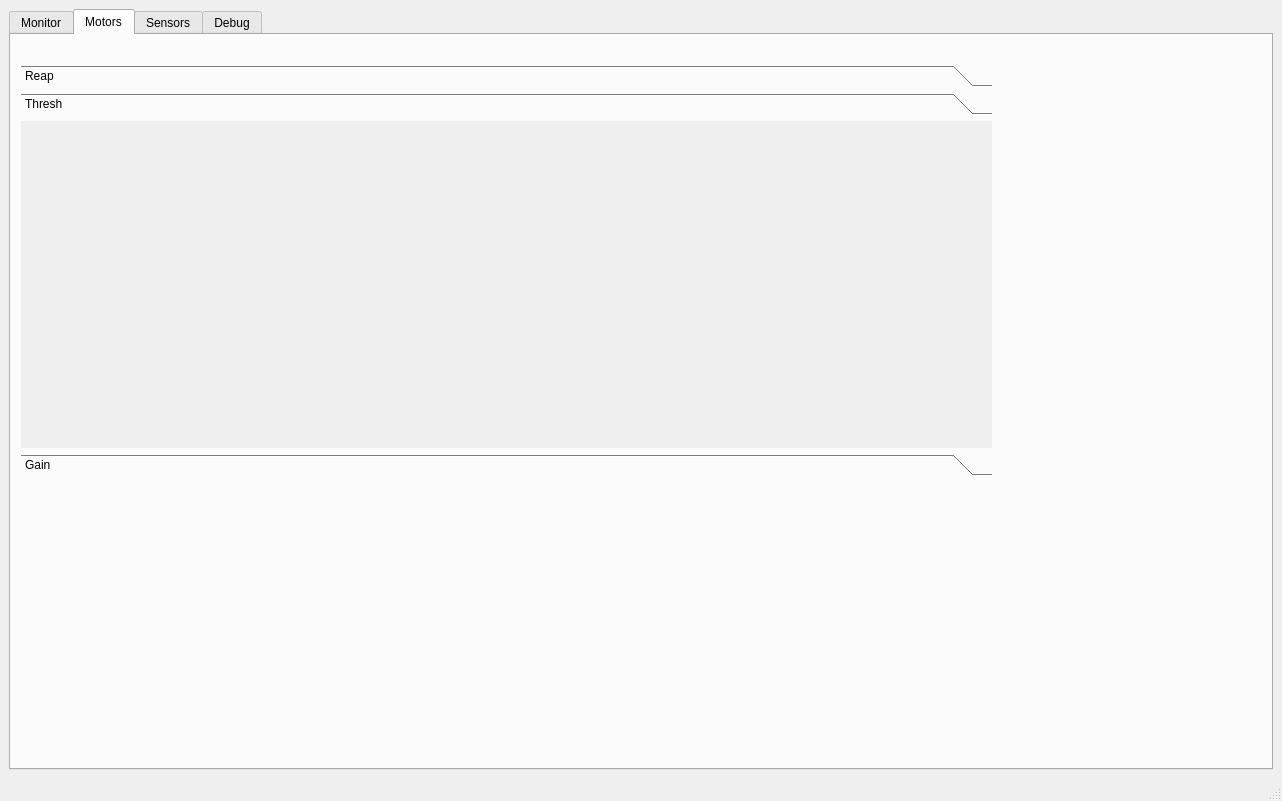
This is src/Qt_gui_test/src/mainwindow.ui in ideallic/yammar_ws as Qt 5 draws it before an edit. The edited form follows.
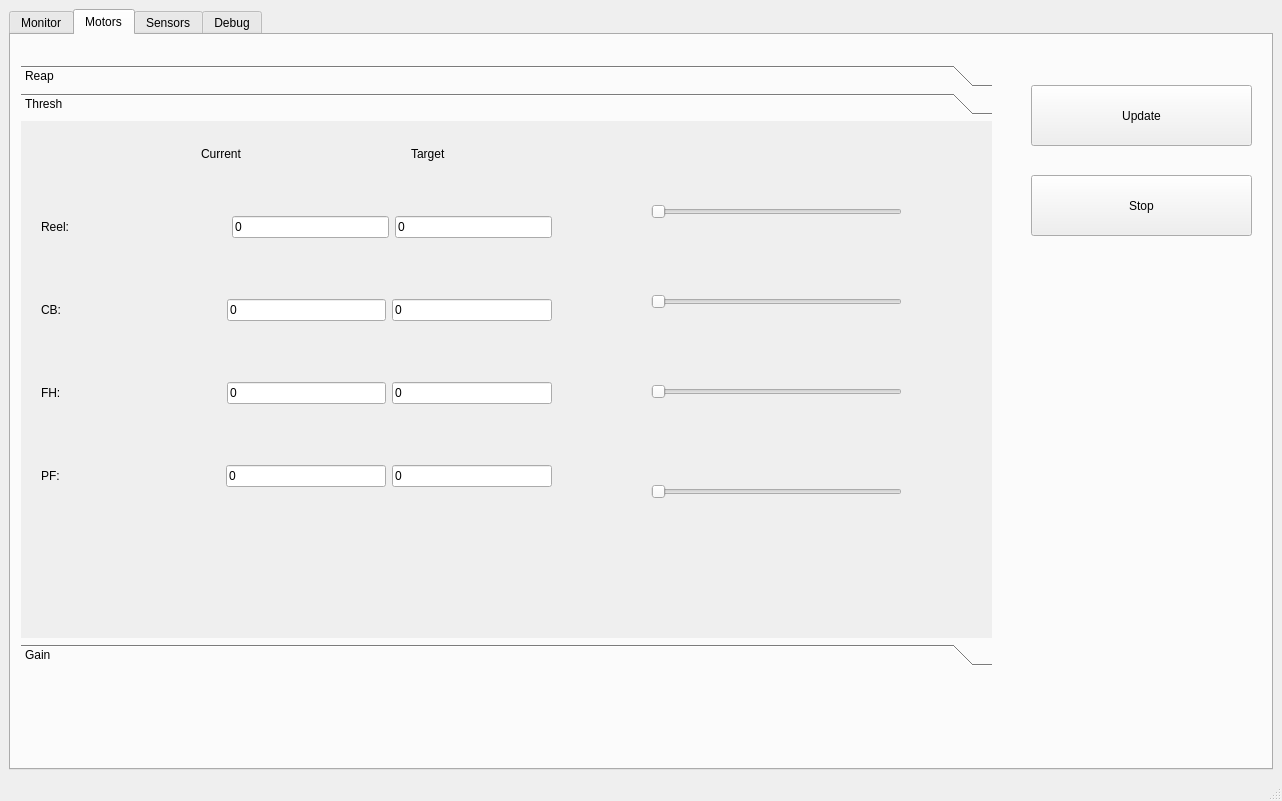
This is the edited form. The open tabs and pages were chosen to show the change.

Diff of the .ui file:
```diff
--- a/src/Qt_gui_test/src/mainwindow.ui
+++ b/src/Qt_gui_test/src/mainwindow.ui
@@ -13,6 +13,9 @@
   <property name="windowTitle">
    <string>MainWindow</string>
   </property>
+  <property name="documentMode">
+   <bool>false</bool>
+  </property>
   <widget class="QWidget" name="centralwidget">
    <layout class="QGridLayout" name="gridLayout">
     <item row="0" column="0">
@@ -353,7 +356,7 @@
           <x>10</x>
           <y>30</y>
           <width>971</width>
-          <height>411</height>
+          <height>601</height>
          </rect>
         </property>
         <property name="currentIndex">
@@ -371,32 +374,6 @@
          <attribute name="label">
           <string>Reap</string>
          </attribute>
-         <widget class="QPushButton" name="pushButton_2">
-          <property name="geometry">
-           <rect>
-            <x>620</x>
-            <y>20</y>
-            <width>221</width>
-            <height>61</height>
-           </rect>
-          </property>
-          <property name="text">
-           <string>Start</string>
-          </property>
-         </widget>
-         <widget class="QPushButton" name="pushButton_3">
-          <property name="geometry">
-           <rect>
-            <x>620</x>
-            <y>130</y>
-            <width>221</width>
-            <height>61</height>
-           </rect>
-          </property>
-          <property name="text">
-           <string>Stop</string>
-          </property>
-         </widget>
          <widget class="QWidget" name="layoutWidget">
           <property name="geometry">
            <rect>
@@ -535,13 +512,255 @@
           <rect>
            <x>0</x>
            <y>0</y>
-           <width>100</width>
-           <height>30</height>
+           <width>971</width>
+           <height>475</height>
           </rect>
          </property>
          <attribute name="label">
           <string>Thresh</string>
          </attribute>
+         <widget class="QLabel" name="label_29">
+          <property name="geometry">
+           <rect>
+            <x>180</x>
+            <y>20</y>
+            <width>98</width>
+            <height>25</height>
+           </rect>
+          </property>
+          <property name="text">
+           <string>Current</string>
+          </property>
+         </widget>
+         <widget class="QWidget" name="layoutWidget_5">
+          <property name="geometry">
+           <rect>
+            <x>20</x>
+            <y>40</y>
+            <width>511</width>
+            <height>381</height>
+           </rect>
+          </property>
+          <layout class="QVBoxLayout" name="verticalLayout_16">
+           <item>
+            <layout class="QHBoxLayout" name="horizontalLayout_17">
+             <item>
+              <widget class="QLabel" name="label_30">
+               <property name="text">
+                <string>Reel:</string>
+               </property>
+              </widget>
+             </item>
+             <item>
+              <spacer name="horizontalSpacer_12">
+               <property name="orientation">
+                <enum>Qt::Horizontal</enum>
+               </property>
+               <property name="sizeHint" stdset="0">
+                <size>
+                 <width>40</width>
+                 <height>20</height>
+                </size>
+               </property>
+              </spacer>
+             </item>
+             <item>
+              <widget class="QLineEdit" name="lineEdit_25">
+               <property name="text">
+                <string>0</string>
+               </property>
+              </widget>
+             </item>
+             <item>
+              <widget class="QLineEdit" name="lineEdit_26">
+               <property name="text">
+                <string>0</string>
+               </property>
+              </widget>
+             </item>
+            </layout>
+           </item>
+           <item>
+            <layout class="QHBoxLayout" name="horizontalLayout_18">
+             <item>
+              <widget class="QLabel" name="label_31">
+               <property name="text">
+                <string>CB:</string>
+               </property>
+              </widget>
+             </item>
+             <item>
+              <spacer name="horizontalSpacer_13">
+               <property name="orientation">
+                <enum>Qt::Horizontal</enum>
+               </property>
+               <property name="sizeHint" stdset="0">
+                <size>
+                 <width>40</width>
+                 <height>20</height>
+                </size>
+               </property>
+              </spacer>
+             </item>
+             <item>
+              <widget class="QLineEdit" name="lineEdit_27">
+               <property name="text">
+                <string>0</string>
+               </property>
+              </widget>
+             </item>
+             <item>
+              <widget class="QLineEdit" name="lineEdit_28">
+               <property name="text">
+                <string>0</string>
+               </property>
+              </widget>
+             </item>
+            </layout>
+           </item>
+           <item>
+            <layout class="QHBoxLayout" name="horizontalLayout_19">
+             <item>
+              <widget class="QLabel" name="label_32">
+               <property name="text">
+                <string>FH:</string>
+               </property>
+              </widget>
+             </item>
+             <item>
+              <spacer name="horizontalSpacer_14">
+               <property name="orientation">
+                <enum>Qt::Horizontal</enum>
+               </property>
+               <property name="sizeHint" stdset="0">
+                <size>
+                 <width>40</width>
+                 <height>20</height>
+                </size>
+               </property>
+              </spacer>
+             </item>
+             <item>
+              <widget class="QLineEdit" name="lineEdit_29">
+               <property name="text">
+                <string>0</string>
+               </property>
+              </widget>
+             </item>
+             <item>
+              <widget class="QLineEdit" name="lineEdit_30">
+               <property name="text">
+                <string>0</string>
+               </property>
+              </widget>
+             </item>
+            </layout>
+           </item>
+           <item>
+            <layout class="QHBoxLayout" name="horizontalLayout_20">
+             <item>
+              <widget class="QLabel" name="label_33">
+               <property name="text">
+                <string>PF:</string>
+               </property>
+              </widget>
+             </item>
+             <item>
+              <spacer name="horizontalSpacer_15">
+               <property name="orientation">
+                <enum>Qt::Horizontal</enum>
+               </property>
+               <property name="sizeHint" stdset="0">
+                <size>
+                 <width>40</width>
+                 <height>20</height>
+                </size>
+               </property>
+              </spacer>
+             </item>
+             <item>
+              <widget class="QLineEdit" name="lineEdit_31">
+               <property name="text">
+                <string>0</string>
+               </property>
+              </widget>
+             </item>
+             <item>
+              <widget class="QLineEdit" name="lineEdit_32">
+               <property name="text">
+                <string>0</string>
+               </property>
+              </widget>
+             </item>
+            </layout>
+           </item>
+          </layout>
+         </widget>
+         <widget class="QSlider" name="horizontalSlider_5">
+          <property name="geometry">
+           <rect>
+            <x>630</x>
+            <y>170</y>
+            <width>251</width>
+            <height>22</height>
+           </rect>
+          </property>
+          <property name="orientation">
+           <enum>Qt::Horizontal</enum>
+          </property>
+         </widget>
+         <widget class="QSlider" name="horizontalSlider_6">
+          <property name="geometry">
+           <rect>
+            <x>630</x>
+            <y>80</y>
+            <width>251</width>
+            <height>22</height>
+           </rect>
+          </property>
+          <property name="orientation">
+           <enum>Qt::Horizontal</enum>
+          </property>
+         </widget>
+         <widget class="QSlider" name="horizontalSlider_7">
+          <property name="geometry">
+           <rect>
+            <x>630</x>
+            <y>260</y>
+            <width>251</width>
+            <height>22</height>
+           </rect>
+          </property>
+          <property name="orientation">
+           <enum>Qt::Horizontal</enum>
+          </property>
+         </widget>
+         <widget class="QSlider" name="horizontalSlider_8">
+          <property name="geometry">
+           <rect>
+            <x>630</x>
+            <y>360</y>
+            <width>251</width>
+            <height>22</height>
+           </rect>
+          </property>
+          <property name="orientation">
+           <enum>Qt::Horizontal</enum>
+          </property>
+         </widget>
+         <widget class="QLabel" name="label_34">
+          <property name="geometry">
+           <rect>
+            <x>390</x>
+            <y>20</y>
+            <width>98</width>
+            <height>25</height>
+           </rect>
+          </property>
+          <property name="text">
+           <string>Target</string>
+          </property>
+         </widget>
         </widget>
         <widget class="QWidget" name="gainPage">
          <property name="geometry">
@@ -557,6 +776,32 @@
          </attribute>
         </widget>
        </widget>
+       <widget class="QPushButton" name="pushButton_2">
+        <property name="geometry">
+         <rect>
+          <x>1020</x>
+          <y>50</y>
+          <width>221</width>
+          <height>61</height>
+         </rect>
+        </property>
+        <property name="text">
+         <string>Update</string>
+        </property>
+       </widget>
+       <widget class="QPushButton" name="pushButton_3">
+        <property name="geometry">
+         <rect>
+          <x>1020</x>
+          <y>140</y>
+          <width>221</width>
+          <height>61</height>
+         </rect>
+        </property>
+        <property name="text">
+         <string>Stop</string>
+        </property>
+       </widget>
       </widget>
       <widget class="QWidget" name="sensorTab">
        <attribute name="title">
```
Left out of the diff: 1520 changed lines with no effect on the pictures.
